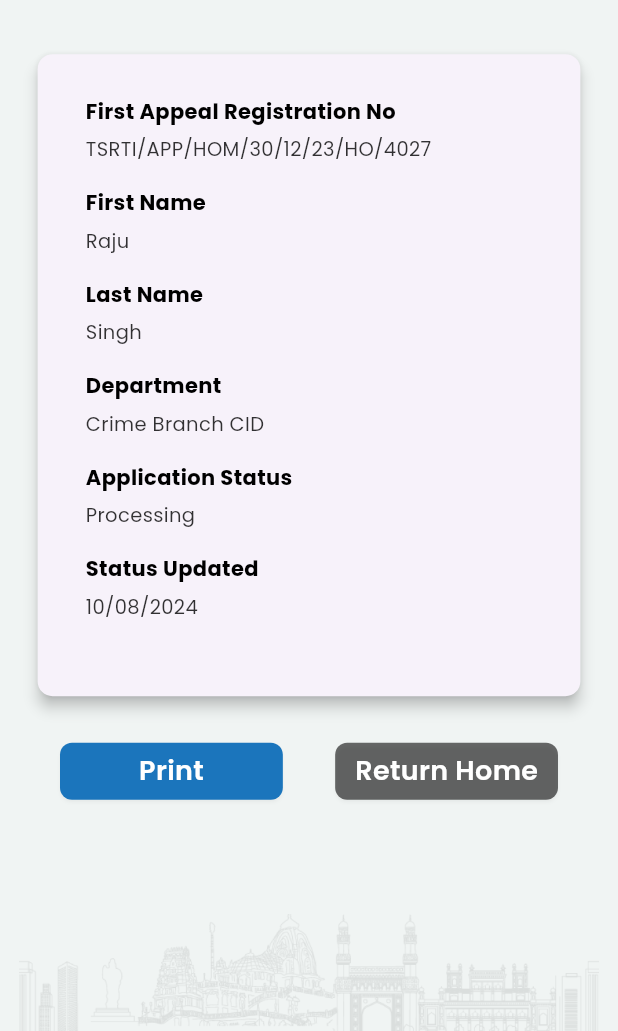
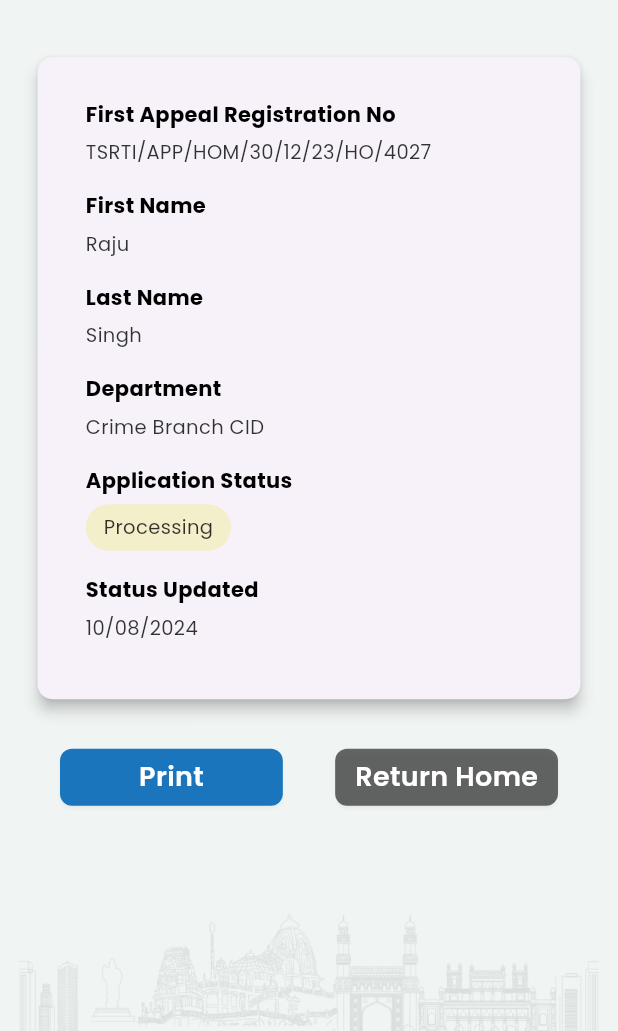
Before and after one commit to jatinkumarsahoo99/rti_app, a Flutter app: the screen it shows after launch, on a phone screen of 412 x 824 dp, the part 205-1236 px from its top. Run offline on Flutter 3.47's test engine with Material 3 defaults, Android fonts, the phone set to English and light mode, and no system bars; our stand-ins replace dio, fl_chart, google_fonts, permission_handler.

Commit message:
application status color change

```diff
--- a/lib/app/common_widget/rti_card_info_view.dart
+++ b/lib/app/common_widget/rti_card_info_view.dart
@@ -9,12 +9,9 @@ class RtiCardInfoView extends StatelessWidget {
 
   @override
   Widget build(BuildContext context) {
-    Size size = MediaQuery
-        .of(context)
-        .size;
+    Size size = MediaQuery.of(context).size;
     return Card(
       elevation: 4,
-      margin: const EdgeInsets.all(2),
       shape: RoundedRectangleBorder(
         borderRadius: BorderRadius.circular(10),
       ),
@@ -43,9 +40,29 @@ class RtiCardInfoView extends StatelessWidget {
                           ),
                         ),
                         const SizedBox(height: 6),
+                        if (entry.key == 'Application Status')
+                          Container(
+                            padding: const EdgeInsets.symmetric(
+                                horizontal: 12, vertical: 6),
+                            decoration: BoxDecoration(
+                              color: const Color.fromRGBO(243, 239, 202, 1.0),
+                              borderRadius: BorderRadius.circular(20),
+                            ),
+                            child: Text(
+                              entry.value,
+                              style:
+                                  TextStyles(context).googlePoppinsFontsForText(
+                                fontSize: 13,
+                                fontWeight: FontWeight.w400,
+                                color: const Color.fromRGBO(0, 0, 0, 0.8),
+                              ),
+                            ),
+                          )
+                        else
                           Text(
                             entry.value,
-                        style: TextStyles(context).googlePoppinsFontsForText(
+                            style:
+                                TextStyles(context).googlePoppinsFontsForText(
                               fontSize: 13,
                               fontWeight: FontWeight.w400,
                               color: const Color.fromRGBO(0, 0, 0, 0.8),
@@ -59,6 +76,7 @@ class RtiCardInfoView extends StatelessWidget {
             ),
           ),
         ),
-    ),);
+      ),
+    );
   }
 }
--- a/lib/app/module/application_screen/application_screen.dart
+++ b/lib/app/module/application_screen/application_screen.dart
@@ -103,7 +103,7 @@ class _ApplicationScreenState extends State<ApplicationScreen> {
                                     ),
                                     child: Text(
                                       app['status'],
-                                      style: TextStyle(color: Colors.white),
+                                      style: const TextStyle(color: Colors.white),
                                     ),
                                   ),
                                 ],
```
Lines whose indentation alone changed are shown as unchanged.
